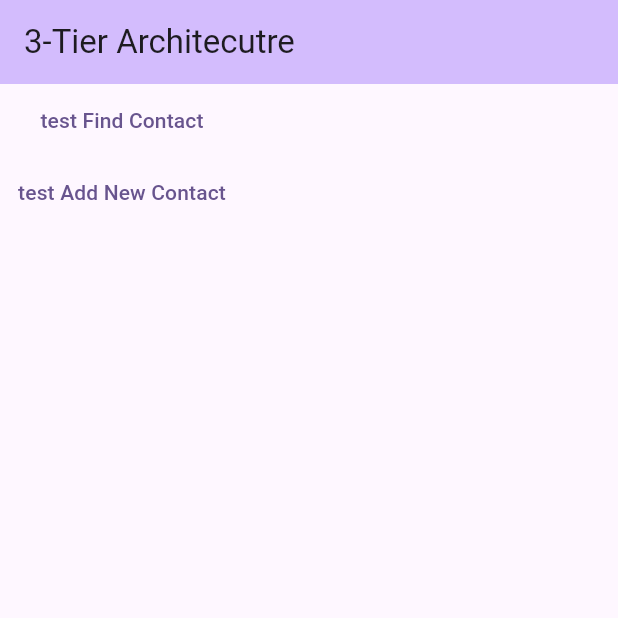
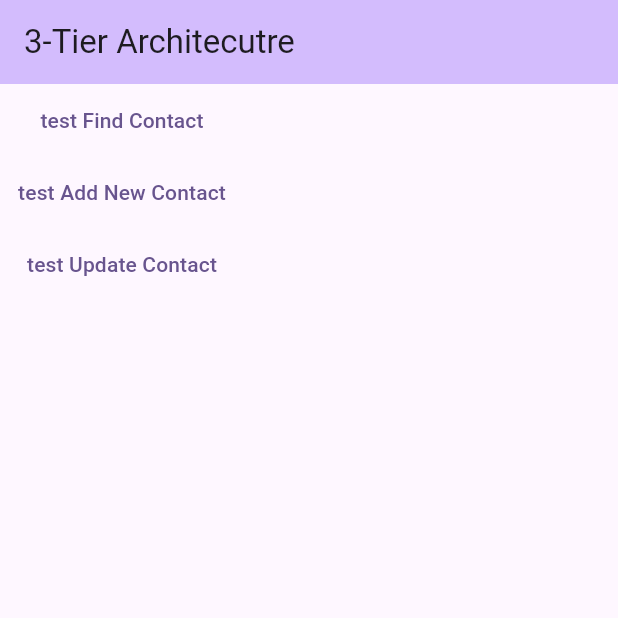
Before and after one commit to engIbrahemQruea/Backend-Database-Architecture, a Flutter app: the screen it shows after launch, on a phone screen of 412 x 824 dp, the top half of it. Run offline on Flutter 3.47's test engine with Material 3 defaults, Android fonts, the phone set to English and light mode, and no system bars; our stand-ins replace sqflite, sqflite_common_ffi; accounts and stored records are empty.

Commit message:
add: 013_ Update Contact

```diff
--- a/database_connectivity/lib/presentation_layer/functions_tests.dart
+++ b/database_connectivity/lib/presentation_layer/functions_tests.dart
@@ -31,4 +31,24 @@ class FunctionsTests {
       print("❌ Failed to Add Contact.");
     }
   }
+
+  static void testUpdateContact({required int contactID}) async {
+    final contact = await BusinessLogicModel.find(contactID: contactID);
+    if (contact != null) {
+      print('Contact Found: ${contact.firstName} ${contact.lastName}\n');
+
+      contact.firstName = 'Moeen';
+      contact.phone = '0987654321';
+      contact.address = '456 Another St';
+
+      if (await contact.save()) {
+        print("✅ Contact Updated Successfully.");
+        print("Current Mode: ${contact.mode}"); // سيظل Update
+      } else {
+        print("❌ Failed to Update Contact.");
+      }
+    } else {
+      print('Contact not found');
+    }
+  }
 }
--- a/database_connectivity/lib/presentation_layer/presentation_layer.dart
+++ b/database_connectivity/lib/presentation_layer/presentation_layer.dart
@@ -37,6 +37,12 @@ class MyHomePage extends StatelessWidget {
             },
             child: Text('test Add New Contact'),
           ),
+          TextButton(
+            onPressed: () {
+              FunctionsTests.testUpdateContact(contactID: 90);
+            },
+            child: Text('test Update Contact'),
+          ),
         ],
       ),
     );
```
Also changed, not shown: database_connectivity/lib/business_logic_layer/business_logic_model.dart (+21 -2 lines), database_connectivity/lib/data_access_layer/data_access.dart (+20 -1 lines).
